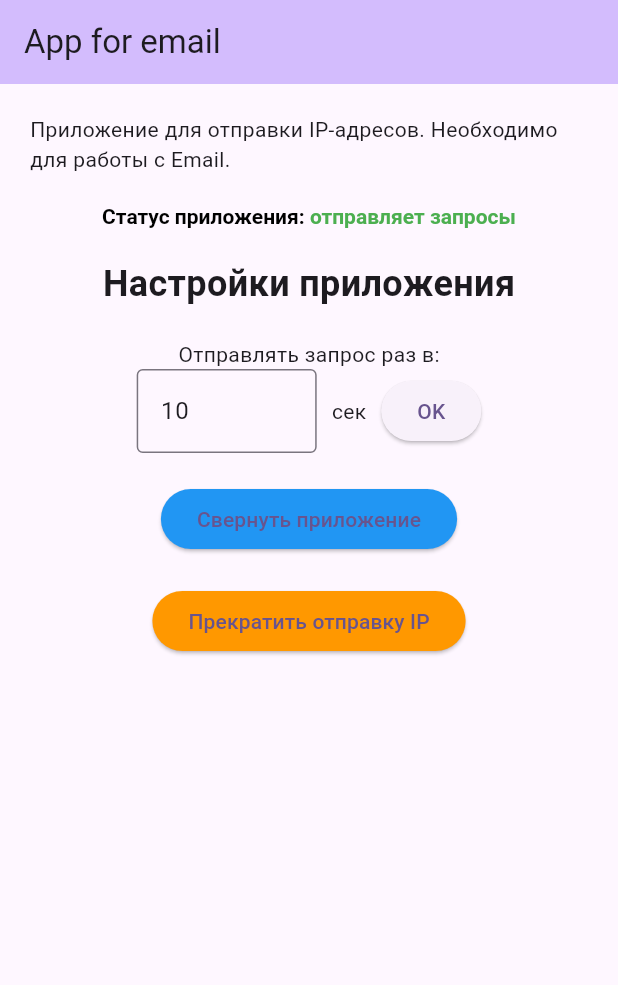
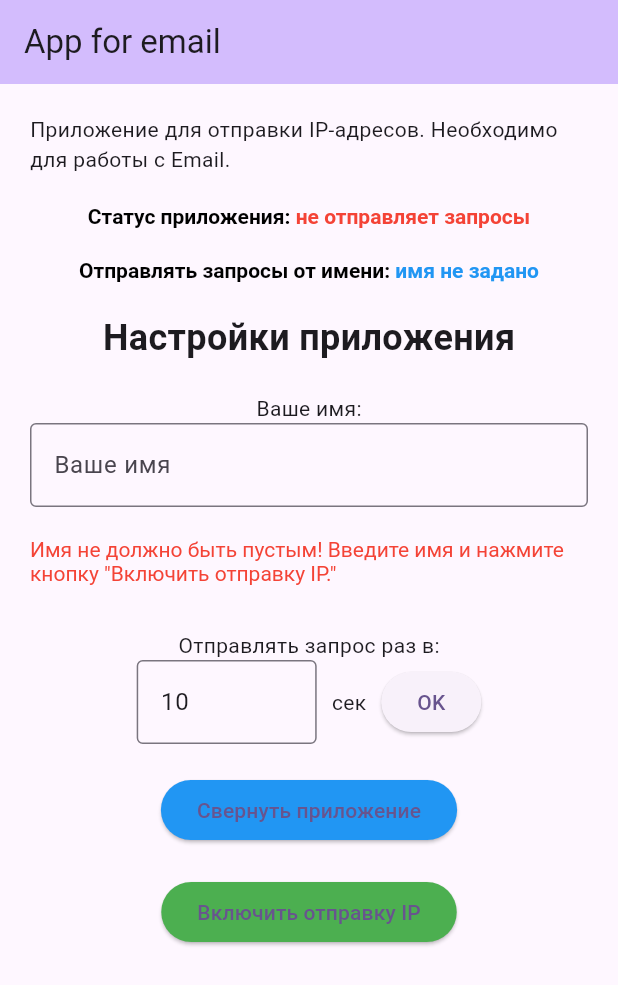
Before and after one commit to a-zhuravlev-npoa/send_ip_email, a Flutter app: the screen it shows after launch, after a tap on "OK", on a phone screen of 412 x 824 dp. Shown: the top 985 px of the screen. Run offline on Flutter 3.47's test engine with Material 3 defaults, Android fonts, the phone set to English and light mode, and no system bars; our stand-ins replace flutter_local_notifications, permission_handler, shared_preferences; missing offline and left inert: android_alarm_manager_plus, flutter_background.

Commit message:
Добавлено поле "Имя"

```diff
--- a/lib/main.dart
+++ b/lib/main.dart
@@ -4,15 +4,12 @@
 import 'package:shared_preferences/shared_preferences.dart';
 import 'dart:io';
 import 'package:http/http.dart' as http;
-import 'dart:async'; // Для Timer
-// import 'test.dart';
-
+import 'dart:async';
 
 Future<void> main() async {
   WidgetsFlutterBinding.ensureInitialized();
   await AndroidAlarmManager.initialize();
-  // await BackgroundService2.initialize();
-  runApp(const MyApp()); // Запуск приложения
+  runApp(const MyApp());
 }
 
 class MyApp extends StatelessWidget {
@@ -40,35 +37,41 @@
 
 class _MyHomePageState extends State<MyHomePage> {
   final TextEditingController _controller = TextEditingController(text: '10'); // Значение по умолчанию 10
+  final TextEditingController _nameController = TextEditingController(); // Контроллер для имени
   final int _minValue = 10; // Минимальное значение
   int _requestInterval = 10; // Значение интервала по умолчанию
-  bool _appRun = true; // Переменная для хранения состояния приложения
+  bool _sendRequest = false; // Отправка запросов включена / выключена
+  bool _nameSave = false;
+  String? _name; // Имя пользователя
+  final String _urlString = "http://mail.him-met.ru:83/set-ip/";
+  Timer? _timer;
 
-  final String _urlString = "http://mail.him-met.ru:83/set-ip/";
-  Timer? _timer; // Описание таймера как null
-
+  // Добавим слушатель на изменение текста
   @override
   void initState() {
     super.initState();
-    // BackgroundService.stop();
-    _loadAppRunState(); // Загружаем состояние при инициализации
+    _loadAppRunState();
+    _loadName(); // Загружаем имя при инициализации
+
+    _nameController.addListener(_saveName); // Добавляем слушатель
   }
 
   void _startSendingRequests() {
-    // Останавливаем предыдущий таймер, если он запущен
-    _timer?.cancel(); // Используйте ?. чтобы избежать ошибки, если _timer уже null
-    // Запускаем новый таймер
+    _timer?.cancel();
     _timer = Timer.periodic(Duration(seconds: _requestInterval), (timer) {
-      _sendCurlRequest(); // Метод отправки запроса
+      _sendCurlRequest();
     });
   }
 
-
   Future<void> _sendCurlRequest() async {
     try {
-      final response = await http.get(Uri.parse(_urlString));
+      String param = 'myParam';
+      final response = await http.get(Uri.parse('$_urlString?name=$_name'));
+
+      print(response);
+
       if (response.statusCode == 200) {
-        print("Запрос успешен: ${response.body}"); // Для отладки
+        print("Запрос успешен: ${response.body}");
       } else {
         print("Ошибка: ${response.statusCode}");
       }
@@ -80,52 +83,69 @@
   Future<void> _loadAppRunState() async {
     SharedPreferences prefs = await SharedPreferences.getInstance();
     setState(() {
-      _requestInterval = prefs.getInt('request_interval') ?? 10; // Загружаем интервал отправки
-      _controller.text = _requestInterval.toString(); // Устанавливаем текст в TextField
-      _appRun = prefs.getBool('appRun') ?? true; // По умолчанию true, если значение не найдено
-      if (_appRun) {
-        _startSendingRequests(); // Начинаем отправку запросов, если приложение запущено
+      _requestInterval = prefs.getInt('request_interval') ?? 10;
+      _controller.text = _requestInterval.toString();
+      _sendRequest = prefs.getBool('sendRequest') ?? false;
+      if (_sendRequest) {
+        _startSendingRequests();
+      }
+    });
+  }
+
+  Future<void> _loadName() async {
+    SharedPreferences prefs = await SharedPreferences.getInstance();
+    setState(() {
+      _name = prefs.getString('user_name'); // Загружаем имя
+      _nameController.text = _name ?? ''; // Устанавливаем текст в TextField
+    });
+  }
+
+  // Метод для сохранения имени в SharedPreferences
+  Future<void> _saveName() async {
+    String userName = _nameController.text; // Получаем значение из TextField
+    SharedPreferences prefs = await SharedPreferences.getInstance();
+    await prefs.setString('user_name', userName); // Сохраняем имя в SharedPreferences
+    setState(() {
+      _name = userName; // Обновляем состояние имени
+
+      if (_name != null && _name!.isNotEmpty && _nameSave) {
+        _sendRequest = true;
       }
     });
   }
 
   Future<void> _saveSettings() async {
-    String inputValue = _controller.text; // Получаем значение из TextField
-    int? numberValue = int.tryParse(inputValue); // Пробуем преобразовать строку в число
+    String inputValue = _controller.text;
+    int? numberValue = int.tryParse(inputValue);
 
-    // Проверка на корректность ввода
     if (numberValue == null) {
       ScaffoldMessenger.of(context).showSnackBar(
         const SnackBar(content: Text('Пожалуйста, введите корректное целое число')),
       );
-      return; // Выход из метода, если значение не число
+      return;
     }
 
     if (numberValue < _minValue) {
       ScaffoldMessenger.of(context).showSnackBar(
         const SnackBar(content: Text('Пожалуйста, введите целое число не меньше 10')),
       );
-      return; // Выход из метода, если значение меньше минимального
+      return;
     }
 
-    // Если все проверки пройдены, сохраняем значение
     SharedPreferences prefs = await SharedPreferences.getInstance();
-    await prefs.setInt('request_interval', numberValue); // Сохраняем значение в SharedPreferences
+    await prefs.setInt('request_interval', numberValue);
     setState(() {
-      _requestInterval = numberValue; // Обновляем переменную _requestInterval
+      _requestInterval = numberValue;
     });
-    print('Значение сохранено: $numberValue'); // Для отладки
+    print('Значение сохранено: $numberValue');
 
-    if (_appRun) {
-      _startSendingRequests(); // Перезапускаем таймер
+    if (_sendRequest) {
+      _startSendingRequests();
     }
   }
 
-
   void _minimizeApp() {
-    // Действие для закрытия или сворачивания приложения
     if (Platform.isAndroid) {
-      // SystemNavigator.pop();
       SystemChannels.platform.invokeMethod('SystemNavigator.pop');
     } else {
       ScaffoldMessenger.of(context).showSnackBar(
@@ -133,39 +153,43 @@
       );
     }
 
-    if (_appRun) {
+    if (_sendRequest) {
       print("RUN!!!!!");
-      // BackgroundService.start();
     }
   }
 
   void _sendStop() async {
     setState(() {
-      _appRun = false; // Установка состояния
+      _sendRequest = false;
     });
     SharedPreferences prefs = await SharedPreferences.getInstance();
-    await prefs.setBool('appRun', _appRun); // Сохраняем состояние в SharedPreferences
-
-    // BackgroundService.stop();
-    _timer?.cancel(); // Остановка таймера
-    print('Отправка IP прекращена'); // Для отладки
+    await prefs.setBool('sendRequest', _sendRequest);
+    _timer?.cancel();
+    print('Отправка IP прекращена');
   }
 
   void _sendStart() async {
+    if (_name == null || _name!.isEmpty) {
+      print('Имя не задано, отправка IP невозможна');
+      ScaffoldMessenger.of(context).showSnackBar(
+        const SnackBar(content: Text('Вы не задали имя')),
+      );
+      return;
+    }
+
     setState(() {
-      _appRun = true; // Установка состояния
+      _sendRequest = true;
     });
     SharedPreferences prefs = await SharedPreferences.getInstance();
-    await prefs.setBool('appRun', _appRun); // Сохраняем состояние в SharedPreferences
-
-    // BackgroundService.start();
-    _startSendingRequests(); // (Не обязательно, если запускается через службу)
-    print('Отправка IP возобновлена'); // Для отладки
+    await prefs.setBool('sendRequest', _sendRequest);
+    _startSendingRequests();
+    print('Отправка IP возобновлена');
   }
 
   @override
   void dispose() {
-    _timer?.cancel(); // Удаляем таймер при уничтожении
+    _timer?.cancel();
+    _nameController.removeListener(_saveName); // Удаляем слушатель
     super.dispose();
   }
 
@@ -174,14 +198,14 @@
     return Scaffold(
       appBar: AppBar(
         backgroundColor: Theme.of(context).colorScheme.inversePrimary,
-        title: const Text('App for email'), // Заголовок
+        title: const Text('App for email'),
       ),
       body: Padding(
-        padding: const EdgeInsets.symmetric(horizontal: 20.0), // Отступы по бокам
+        padding: const EdgeInsets.symmetric(horizontal: 20.0),
         child: Column(
-          mainAxisAlignment: MainAxisAlignment.start, // Начинаем размещение с верха
+          mainAxisAlignment: MainAxisAlignment.start,
           children: <Widget>[
-            const SizedBox(height: 20), // Отступ сверху
+            const SizedBox(height: 20),
             const Text(
               'Приложение для отправки IP-адресов. Необходимо для работы с Email.',
               style: TextStyle(fontSize: 14, fontWeight: FontWeight.normal),
@@ -189,33 +213,71 @@
             const SizedBox(height: 20),
             RichText(
               text: TextSpan(
-                style: const TextStyle(fontSize: 14, fontWeight: FontWeight.bold, color: Colors.black), // Цвет текста по умолчанию
+                style: const TextStyle(fontSize: 14, fontWeight: FontWeight.bold, color: Colors.black),
                 children: <TextSpan>[
                   const TextSpan(text: 'Статус приложения: '),
                   TextSpan(
-                    text: _appRun ? 'отправляет запросы' : 'не отправляет запросы',
+                    text: _sendRequest ? 'отправляет запросы' : 'не отправляет запросы',
                     style: TextStyle(
-                      color: _appRun ? Colors.green : Colors.red, // Зеленый, если отправляет запросы, красный в противном случае
+                      color: _sendRequest ? Colors.green : Colors.red,
                     ),
                   ),
                 ],
               ),
             ),
-            const SizedBox(height: 20), // Отступ между текстом и остальной частью
+            const SizedBox(height: 20),
+            RichText(
+              text: TextSpan(
+                style: const TextStyle(fontSize: 14, fontWeight: FontWeight.bold, color: Colors.black),
+                children: <TextSpan>[
+                  const TextSpan(text: 'Отправлять запросы от имени: '),
+                  TextSpan(
+                    text: (_name != null && _name!.isNotEmpty) ? _name : 'имя не задано',
+                    style: TextStyle(
+                      color: Colors.blue,
+                    ),
+                  ),
+                ],
+              ),
+            ),
+
+            const SizedBox(height: 20),
             const Text(
-              'Настройки приложения', // Второй заголовок
+              'Настройки приложения',
               style: TextStyle(fontSize: 24, fontWeight: FontWeight.bold),
             ),
-            const SizedBox(height: 20), // Отступ между заголовками и остальной частью
+            const SizedBox(height: 20),
+            const Text(
+              'Ваше имя:',
+            ),
+            TextField(
+              controller: _nameController,
+              decoration: const InputDecoration(
+                border: OutlineInputBorder(),
+                hintText: 'Ваше имя',
+              ),
+            ),
+
+            // Имя не задано
+            if (_name == null || _name!.isEmpty) ...[
+              const SizedBox(height: 20),
+              RichText(
+                text: TextSpan(
+                  text: 'Имя не должно быть пустым! Введите имя и нажмите кнопку "Включить отправку IP."',
+                  style: TextStyle(color: Colors.red), // Здесь устанавливаем цвет текста
+                ),
+              ),
+            ],
+
+            const SizedBox(height: 30),
             const Text(
               'Отправлять запрос раз в:',
             ),
-            // Используем Row для размещения TextField и кнопки рядом
             Row(
               mainAxisAlignment: MainAxisAlignment.center,
               children: <Widget>[
                 Container(
-                  width: 120, // Ширина текстового поля
+                  width: 120,
                   child: TextField(
                     controller: _controller,
                     keyboardType: TextInputType.number,
@@ -225,11 +287,11 @@
                     ),
                   ),
                 ),
-                const SizedBox(width: 10), // Отступ между полем и кнопкой
+                const SizedBox(width: 10),
                 Row(
                   children: [
-                    const Text('сек'), // Добавленный текст
-                    const SizedBox(width: 10), // Отступ между текстом и кнопкой
+                    const Text('сек'),
+                    const SizedBox(width: 10),
                     ElevatedButton(
                       onPressed: _saveSettings,
                       child: const Text('OK'),
@@ -240,31 +302,47 @@
             ),
             const SizedBox(height: 20),
             ElevatedButton(
-              onPressed: _minimizeApp, // Свернуть приложение
+              onPressed: _minimizeApp,
               style: ElevatedButton.styleFrom(
-                backgroundColor: Colors.blue, // Цвет кнопки
+                backgroundColor: Colors.blue,
               ),
               child: const Text('Свернуть приложение'),
             ),
-            const SizedBox(height: 20), // Увеличиваем отступ между кнопками
-            if (_appRun) ...[
+            const SizedBox(height: 20),
+
+            // Имя задано и запросы отправляются
+            if (_sendRequest && _name != null && _name!.isNotEmpty) ...[
               ElevatedButton(
-                onPressed: _sendStop, // Прекратить отправку IP
+                onPressed: _sendStop,
                 style: ElevatedButton.styleFrom(
-                  backgroundColor: Colors.orange, // Цвет кнопки
+                  backgroundColor: Colors.orange,
                 ),
                 child: const Text('Прекратить отправку IP'),
               ),
             ],
-            if (!_appRun) ...[
+
+            //  Имя задано и отправка запросов остановлена
+            if (!_sendRequest && _name != null && _name!.isNotEmpty) ...[
               ElevatedButton(
-                onPressed: _sendStart, // Возобновить отправку IP
+                onPressed: _sendStart,
                 style: ElevatedButton.styleFrom(
-                  backgroundColor: Colors.green, // Цвет кнопки
+                  backgroundColor: Colors.green,
                 ),
                 child: const Text('Возобновить отправку IP'),
               ),
             ],
+
+            // Имя не задано
+            if ((_name == null || _name!.isEmpty)) ...[
+              ElevatedButton(
+                onPressed: _sendStart,
+                style: ElevatedButton.styleFrom(
+                  backgroundColor: Colors.green,
+                ),
+                child: const Text('Включить отправку IP'),
+              ),
+            ],
+            const SizedBox(height: 50),
           ],
         ),
       ),
```
